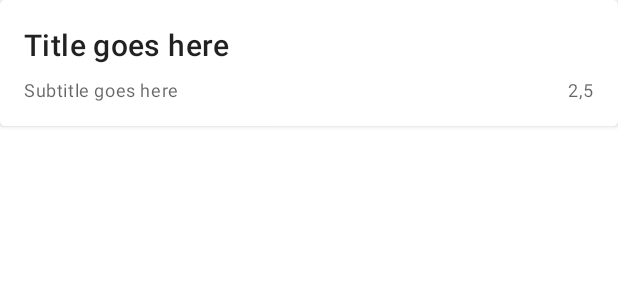
After one commit to blitzdose/DualisNotifier, an Android app: the layout card_list_item.xml on its own in the app's theme, with its tools: preview values and no code run, on a phone screen of 412 x 824 dp. The commit adds this screen. Shown: the top 300 px of the screen. Run offline under Robolectric (Android 15) with nearby library versions, the phone set to English and light mode, and no system bars; network calls fail.

Commit message:
Added RecyclerView with grades

```diff
--- /dev/null
+++ b/app/src/main/res/layout/card_list_item.xml
@@ -0,0 +1,49 @@
+<?xml version="1.0" encoding="utf-8"?>
+<com.google.android.material.card.MaterialCardView
+    xmlns:android="http://schemas.android.com/apk/res/android"
+    xmlns:tools="http://schemas.android.com/tools"
+    android:layout_width="match_parent"
+    android:layout_height="wrap_content"
+    xmlns:app="http://schemas.android.com/apk/res-auto"
+    app:cardCornerRadius="3dp"
+    app:cardElevation="2dp"
+    android:layout_marginBottom="8dp">
+    <androidx.constraintlayout.widget.ConstraintLayout
+        android:layout_width="match_parent"
+        android:layout_height="wrap_content"
+        android:layout_marginBottom="16dp">
+
+        <TextView
+            android:id="@+id/card_title"
+            android:layout_width="wrap_content"
+            android:layout_height="wrap_content"
+            android:layout_marginStart="16dp"
+            android:layout_marginLeft="16dp"
+            android:layout_marginTop="16dp"
+            android:text="Title goes here"
+            style="@style/TextAppearance.MaterialComponents.Headline6"
+            app:layout_constraintStart_toStartOf="parent"
+            app:layout_constraintTop_toTopOf="parent" />
+
+        <TextView
+            android:id="@+id/card_subtitle"
+            android:layout_width="wrap_content"
+            android:layout_height="wrap_content"
+            android:layout_marginTop="8dp"
+            android:text="Subtitle goes here"
+            style="@style/TextAppearance.MaterialComponents.Caption"
+            app:layout_constraintStart_toStartOf="@+id/card_title"
+            app:layout_constraintTop_toBottomOf="@+id/card_title" />
+
+        <TextView
+            android:id="@+id/card_grade"
+            android:layout_width="wrap_content"
+            android:layout_height="wrap_content"
+            android:layout_marginTop="8dp"
+            android:layout_marginEnd="16dp"
+            android:text="2,5"
+            style="@style/TextAppearance.MaterialComponents.Caption"
+            app:layout_constraintEnd_toEndOf="parent"
+            app:layout_constraintTop_toBottomOf="@+id/card_title" />
+    </androidx.constraintlayout.widget.ConstraintLayout>
+</com.google.android.material.card.MaterialCardView>
--- a/app/src/main/res/values/strings.xml
+++ b/app/src/main/res/values/strings.xml
@@ -3,7 +3,7 @@
     <!-- Strings related to login -->
     <string name="prompt_email">Email</string>
     <string name="prompt_password">Password</string>
-    <string name="action_sign_in">Sign in or register</string>
+    <string name="action_sign_in">Anmelden</string>
     <string name="action_sign_in_short">Sign in</string>
     <string name="welcome">"Welcome !"</string>
     <string name="invalid_username">Not a valid username</string>
```
Also changed, not shown: app/src/main/java/de/blitzdose/dualisnotifier/BackgroundService.java (+87 -0 lines), app/src/main/java/de/blitzdose/dualisnotifier/DualisAPI.java (+13 -75 lines), app/src/main/java/de/blitzdose/dualisnotifier/MainActivity.java (+76 -7 lines), app/src/main/java/de/blitzdose/dualisnotifier/VorlesungAdapter.java (added, +68 -0 lines), app/src/main/java/de/blitzdose/dualisnotifier/VorlesungModel.java (added, +25 -0 lines), app/src/main/res/layout/activity_main.xml (+21 -0 lines).
